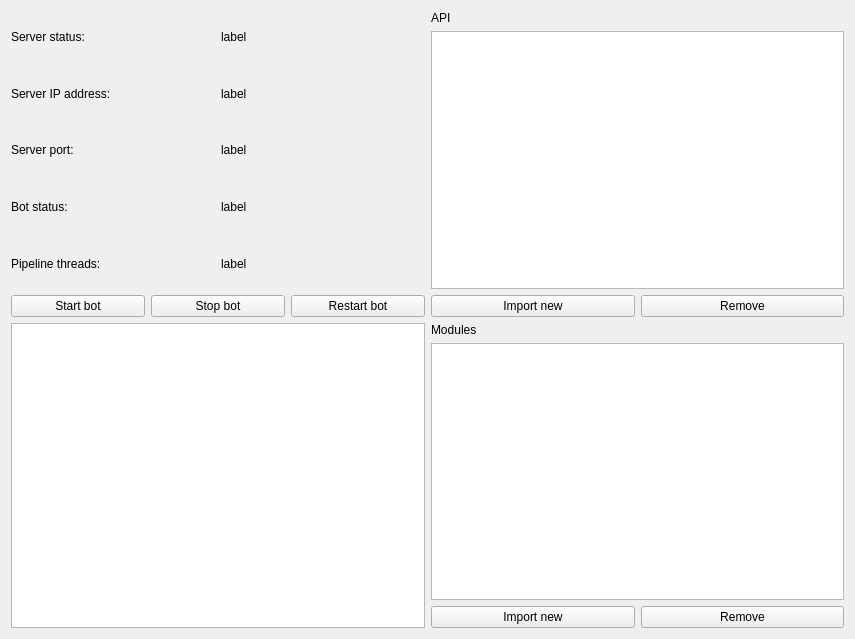
Old version of the form archbucket-desktop/gui/mainform.ui in the repository explosion204/archbucket.
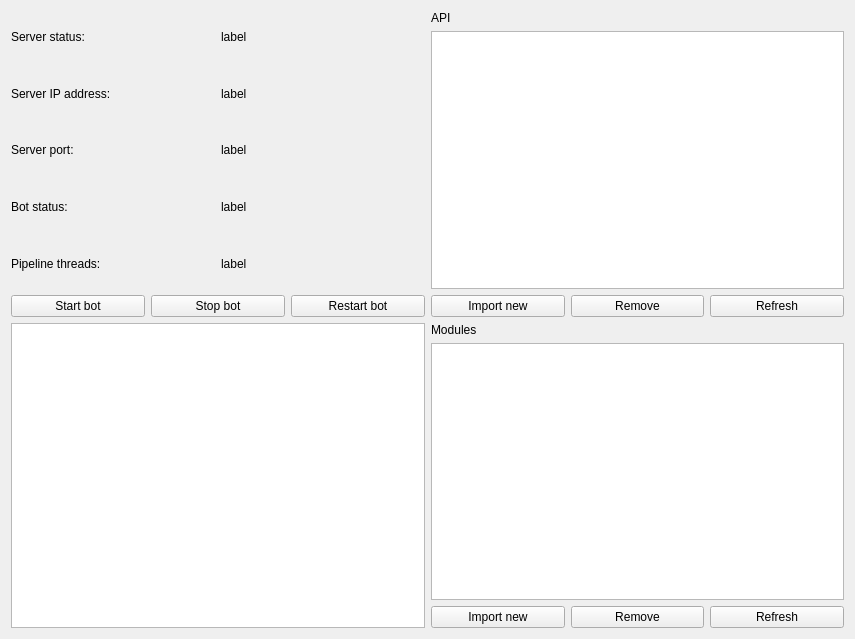
New version of the form.

```diff
--- a/archbucket-desktop/gui/mainform.ui
+++ b/archbucket-desktop/gui/mainform.ui
@@ -222,6 +222,13 @@
          </property>
         </widget>
        </item>
+       <item>
+        <widget class="QPushButton" name="refreshApiListButton">
+         <property name="text">
+          <string>Refresh</string>
+         </property>
+        </widget>
+       </item>
       </layout>
      </item>
     </layout>
@@ -264,6 +271,13 @@
          </property>
         </widget>
        </item>
+       <item>
+        <widget class="QPushButton" name="refreshModuleList">
+         <property name="text">
+          <string>Refresh</string>
+         </property>
+        </widget>
+       </item>
       </layout>
      </item>
     </layout>
```
Left out of the diff: 2 changed lines with no effect on the pictures.
